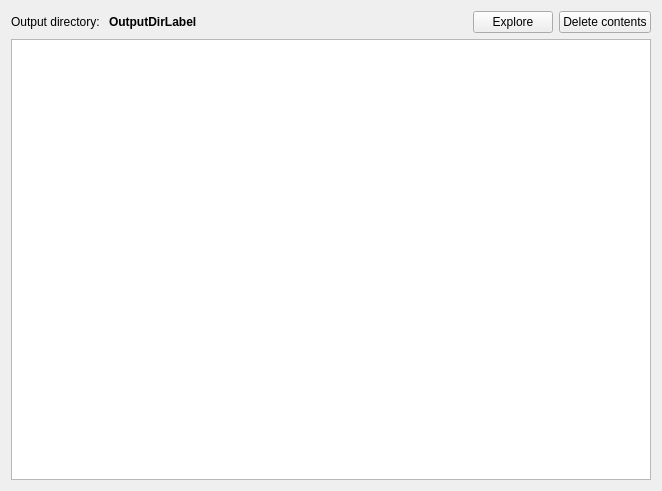
Above: src/apps/openfluid-builder/outputs/OutputsWidget.ui from OpenFLUID/openfluid before the change. Below: the same form after it.
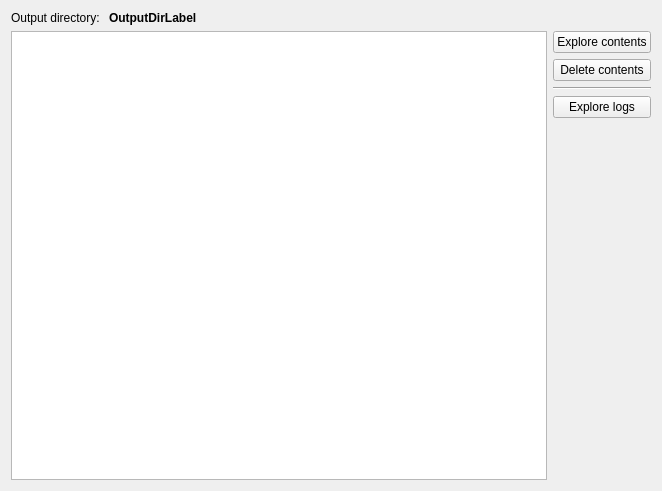
That is the form after the change. Custom widgets are drawn as their Qt base class.

Patch:
```diff
--- a/src/apps/openfluid-builder/outputs/OutputsWidget.ui
+++ b/src/apps/openfluid-builder/outputs/OutputsWidget.ui
@@ -13,7 +13,7 @@
   <property name="windowTitle">
    <string notr="true"/>
   </property>
-  <layout class="QVBoxLayout" name="verticalLayout">
+  <layout class="QVBoxLayout" name="verticalLayout" stretch="0,0">
    <item>
     <layout class="QHBoxLayout" name="horizontalLayout">
      <item>
@@ -39,36 +39,62 @@
        </property>
       </widget>
      </item>
+    </layout>
+   </item>
+   <item>
+    <layout class="QHBoxLayout" name="horizontalLayout_3">
+     <item>
+      <widget class="QTreeView" name="OutputDirView"/>
+     </item>
+     <item>
+      <layout class="QVBoxLayout" name="verticalLayout_2">
      <item>
       <widget class="QPushButton" name="ExploreButton">
-       <property name="sizePolicy">
-        <sizepolicy hsizetype="Maximum" vsizetype="Fixed">
-         <horstretch>0</horstretch>
-         <verstretch>0</verstretch>
-        </sizepolicy>
-       </property>
        <property name="text">
-        <string>Explore</string>
+          <string>Explore contents</string>
        </property>
       </widget>
      </item>
      <item>
       <widget class="QPushButton" name="ClearButton">
-       <property name="sizePolicy">
-        <sizepolicy hsizetype="Maximum" vsizetype="Fixed">
-         <horstretch>0</horstretch>
-         <verstretch>0</verstretch>
-        </sizepolicy>
-       </property>
        <property name="text">
         <string>Delete contents</string>
        </property>
       </widget>
      </item>
-    </layout>
+       <item>
+        <widget class="QFrame" name="frame">
+         <property name="frameShape">
+          <enum>QFrame::HLine</enum>
+         </property>
+         <property name="frameShadow">
+          <enum>QFrame::Sunken</enum>
+         </property>
+        </widget>
    </item>
    <item>
-    <widget class="QTreeView" name="OutputDirView"/>
+        <widget class="QPushButton" name="LogButton">
+         <property name="text">
+          <string>Explore logs</string>
+         </property>
+        </widget>
+       </item>
+       <item>
+        <spacer name="verticalSpacer">
+         <property name="orientation">
+          <enum>Qt::Vertical</enum>
+         </property>
+         <property name="sizeHint" stdset="0">
+          <size>
+           <width>20</width>
+           <height>40</height>
+          </size>
+         </property>
+        </spacer>
+       </item>
+      </layout>
+     </item>
+    </layout>
    </item>
   </layout>
  </widget>
```
Lines whose indentation alone changed are shown as unchanged.
